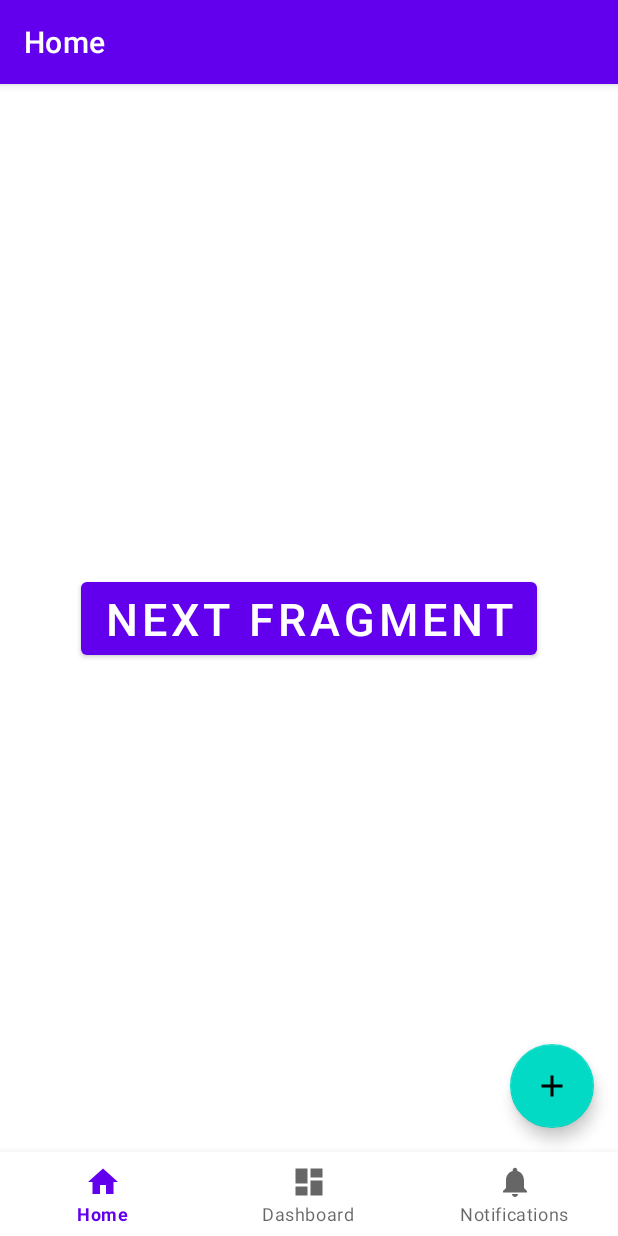
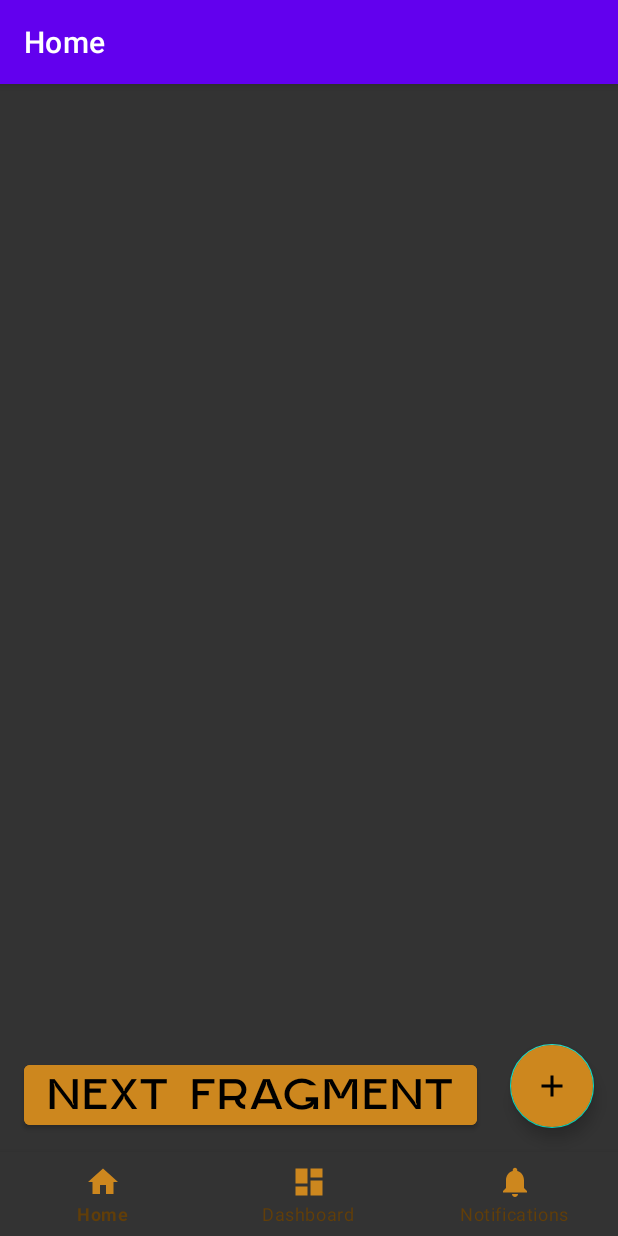
Before and after one commit to BarberryBeats/TaskApp, an Android app: the screen it shows after launch (MainActivity), on a phone screen of 412 x 824 dp. Run offline under Robolectric (Android 15) with nearby library versions, the phone set to English and light mode, and no system bars; our stand-ins replace navigation-ui.

Commit message:
Second update

```diff
--- a/app/src/main/AndroidManifest.xml
+++ b/app/src/main/AndroidManifest.xml
@@ -1,8 +1,9 @@
 <?xml version="1.0" encoding="utf-8"?>
 <manifest xmlns:android="http://schemas.android.com/apk/res/android"
     package="kg.geektech.lvl4lesson1">
+
     <uses-permission android:name="android.permission.READ_EXTERNAL_STORAGE" />
-    <uses-permission android:name="android.permission.WRITE_EXTERNAL_STORAGE"/>
+    <uses-permission android:name="android.permission.WRITE_EXTERNAL_STORAGE" />
 
     <application
         android:allowBackup="true"
--- a/app/src/main/res/drawable/ic_dashboard_black_24dp.xml
+++ b/app/src/main/res/drawable/ic_dashboard_black_24dp.xml
@@ -4,6 +4,6 @@
     android:viewportWidth="24.0"
     android:viewportHeight="24.0">
     <path
-        android:fillColor="#FF000000"
+        android:fillColor="@color/orange"
         android:pathData="M3,13h8L11,3L3,3v10zM3,21h8v-6L3,15v6zM13,21h8L21,11h-8v10zM13,3v6h8L21,3h-8z" />
 </vector>
--- a/app/src/main/res/drawable/ic_home_black_24dp.xml
+++ b/app/src/main/res/drawable/ic_home_black_24dp.xml
@@ -4,6 +4,6 @@
     android:viewportWidth="24.0"
     android:viewportHeight="24.0">
     <path
-        android:fillColor="#FF000000"
+        android:fillColor="@color/orange"
         android:pathData="M10,20v-6h4v6h5v-8h3L12,3 2,12h3v8z" />
 </vector>
--- a/app/src/main/res/drawable/ic_notifications_black_24dp.xml
+++ b/app/src/main/res/drawable/ic_notifications_black_24dp.xml
@@ -4,6 +4,6 @@
     android:viewportWidth="24.0"
     android:viewportHeight="24.0">
     <path
-        android:fillColor="#FF000000"
+        android:fillColor="@color/orange"
         android:pathData="M12,22c1.1,0 2,-0.9 2,-2h-4c0,1.1 0.89,2 2,2zM18,16v-5c0,-3.07 -1.64,-5.64 -4.5,-6.32L13.5,4c0,-0.83 -0.67,-1.5 -1.5,-1.5s-1.5,0.67 -1.5,1.5v0.68C7.63,5.36 6,7.92 6,11v5l-2,2v1h16v-1l-2,-2z" />
 </vector>
--- a/app/src/main/res/layout/activity_main.xml
+++ b/app/src/main/res/layout/activity_main.xml
@@ -3,10 +3,14 @@
     xmlns:app="http://schemas.android.com/apk/res-auto"
     android:id="@+id/container"
     android:layout_width="match_parent"
+    android:background="@color/gray"
     android:layout_height="match_parent">
 
     <com.google.android.material.bottomnavigation.BottomNavigationView
         android:id="@+id/nav_view"
+        app:itemBackground="@color/gray"
+        app:itemIconTint="@color/orange"
+        app:itemTextColor="@color/dark_orange"
         android:layout_width="0dp"
         android:layout_height="wrap_content"
         android:layout_marginStart="0dp"
--- a/app/src/main/res/layout/fragment_home.xml
+++ b/app/src/main/res/layout/fragment_home.xml
@@ -12,16 +12,20 @@
         android:layout_height="wrap_content"
         app:layout_constraintBottom_toBottomOf="parent"
         app:layout_constraintEnd_toEndOf="parent"
+        android:backgroundTint="@color/orange"
         android:src="@drawable/ic_add"
         android:layout_margin="16dp"/>
     <Button
         android:id="@+id/btnNextFragment"
         android:layout_width="wrap_content"
         android:layout_height="wrap_content"
+        android:backgroundTint="@color/orange"
         android:text="next Fragment"
+        android:textColor="@color/black"
+        android:fontFamily="@font/gropled_bold"
         android:textSize="30sp"
-        app:layout_constraintTop_toTopOf="parent"
-        app:layout_constraintBottom_toBottomOf="parent"
-        app:layout_constraintEnd_toEndOf="parent"
-        app:layout_constraintStart_toStartOf="parent"/>
+        app:layout_constraintStart_toStartOf="parent"
+      android:layout_marginStart="16dp"
+        android:layout_marginBottom="12dp"
+        app:layout_constraintBottom_toBottomOf="parent" />
 </androidx.constraintlayout.widget.ConstraintLayout>
--- a/app/src/main/res/layout/fragment_profile.xml
+++ b/app/src/main/res/layout/fragment_profile.xml
@@ -22,15 +22,18 @@
             android:id="@+id/roundImageViewBody"
             android:layout_width="match_parent"
             android:layout_height="110dp"
-            android:background="@color/black"
+            android:background="@drawable/avatar2"
+
             android:scaleType="centerCrop" />
     </androidx.cardview.widget.CardView>
 
     <TextView
         android:id="@+id/editphoto"
+        android:fontFamily="@font/gropled_bold"
         android:layout_width="wrap_content"
         android:layout_height="wrap_content"
         android:text="Edit Photo"
+        android:textColor="@color/dark_orange"
         app:layout_constraintEnd_toEndOf="parent"
         app:layout_constraintStart_toStartOf="parent"
         app:layout_constraintTop_toBottomOf="@id/roundImageView"
--- a/app/src/main/res/values/colors.xml
+++ b/app/src/main/res/values/colors.xml
@@ -6,5 +6,8 @@
     <color name="teal_200">#FF03DAC5</color>
     <color name="teal_700">#FF018786</color>
     <color name="black">#FF000000</color>
+    <color name="gray">#333333</color>
+    <color name="orange">#CD871E</color>
+    <color name="dark_orange">#613E09</color>
     <color name="white">#FFFFFFFF</color>
 </resources>
```
Also changed, not shown: app/src/main/res/drawable/avatar.png (added), app/src/main/res/drawable/avatar2.png (added), app/src/main/res/font/gropled_bold.otf (added).
